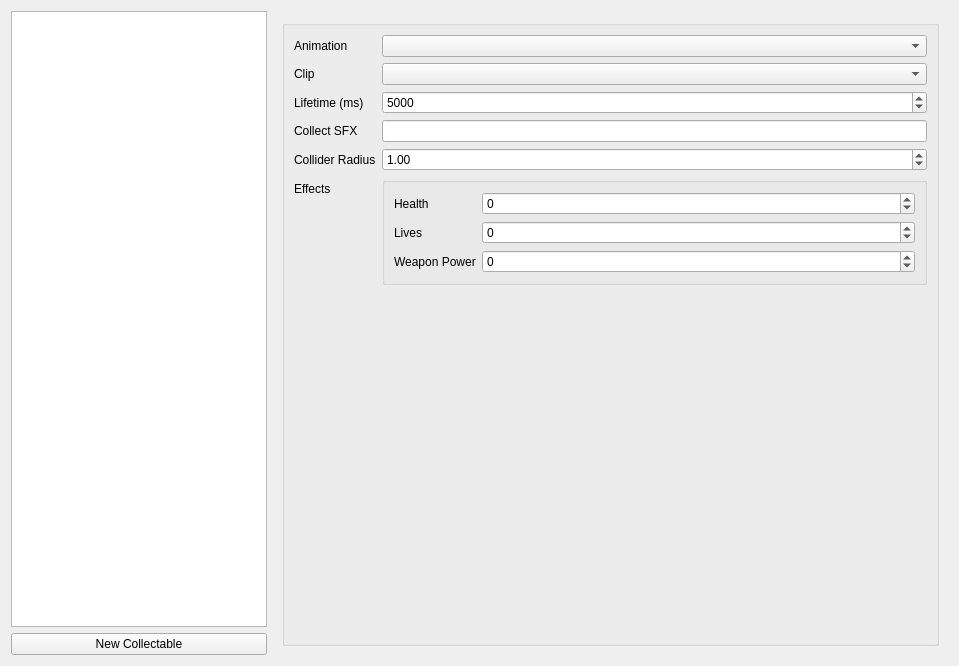
Old version of the form tools/def_editor/ui/collectables.ui in the repository aleios/SpaceProjectDreamcast.
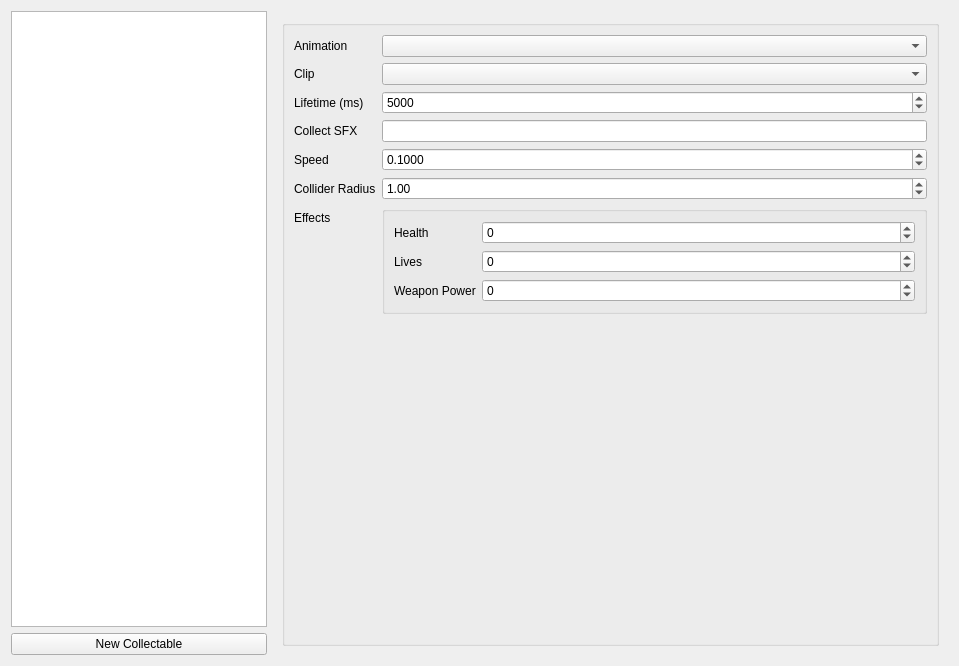
New version of the form.

Commit message: feat: Animator in collectable feat: Allow speed adjustment on collectable defs

Patch:
```diff
--- a/tools/def_editor/ui/collectables.ui
+++ b/tools/def_editor/ui/collectables.ui
@@ -87,7 +87,7 @@
           <item row="1" column="1">
            <widget class="QComboBox" name="cbClip"/>
           </item>
-          <item row="5" column="1">
+          <item row="6" column="1">
            <widget class="QGroupBox" name="groupBox_2">
             <property name="title">
              <string/>
@@ -138,7 +138,7 @@
             </layout>
            </widget>
           </item>
-          <item row="5" column="0">
+          <item row="6" column="0">
            <widget class="QLabel" name="label_4">
             <property name="text">
              <string>Effects</string>
@@ -172,14 +172,14 @@
           <item row="3" column="1">
            <widget class="QLineEdit" name="tbSFX"/>
           </item>
-          <item row="4" column="0">
+          <item row="5" column="0">
            <widget class="QLabel" name="label_10">
             <property name="text">
              <string>Collider Radius</string>
             </property>
            </widget>
           </item>
-          <item row="4" column="1">
+          <item row="5" column="1">
            <widget class="QDoubleSpinBox" name="sbColliderRadius">
             <property name="maximum">
              <double>10000000.000000000000000</double>
@@ -189,6 +189,26 @@
             </property>
            </widget>
           </item>
+          <item row="4" column="0">
+           <widget class="QLabel" name="label_11">
+            <property name="text">
+             <string>Speed</string>
+            </property>
+           </widget>
+          </item>
+          <item row="4" column="1">
+           <widget class="QDoubleSpinBox" name="sbSpeed">
+            <property name="decimals">
+             <number>4</number>
+            </property>
+            <property name="singleStep">
+             <double>0.100000000000000</double>
+            </property>
+            <property name="value">
+             <double>0.100000000000000</double>
+            </property>
+           </widget>
+          </item>
          </layout>
         </widget>
        </item>
```
The commit also changes 13 other files.
